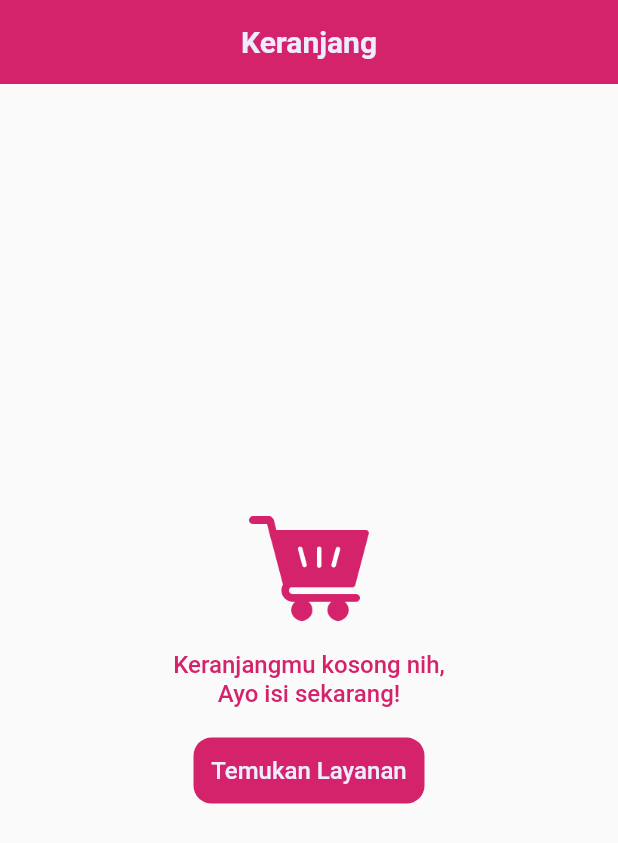
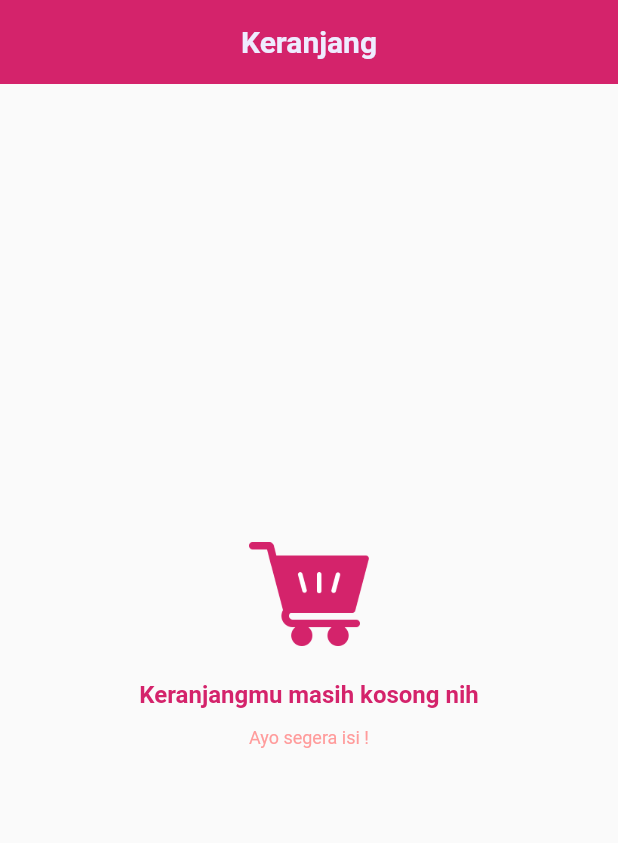
Before and after one commit to yaminmuhammad/pedikia-apps, a Flutter app: the CartPage screen opened directly, on a phone screen of 412 x 824 dp. Shown: the top 843 px of the screen. Run offline on Flutter 3.47's test engine with Material 2 defaults, Android fonts, the light colour scheme and no system bars; our stand-ins replace carousel_slider, flutter_datetime_picker, google_fonts, lottie; missing offline and left inert: material_dialogs; accounts and stored records are empty; network calls fail.

Commit message:
fix cart page

```diff
--- a/lib/pages/cart_page.dart
+++ b/lib/pages/cart_page.dart
@@ -36,42 +36,27 @@ class CartPage extends StatelessWidget {
               width: 80,
             ),
             SizedBox(
-              height: 20,
+              height: 23,
             ),
             Text(
-              'Keranjangmu kosong nih, \nAyo isi sekarang!',
-              textAlign: TextAlign.center,
+              'Keranjangmu masih kosong nih',
               style: primaryTextStyle.copyWith(
                 fontSize: 16,
-                fontWeight: medium,
+                fontWeight: semiBold,
               ),
             ),
-            Container(
-              height: 44,
-              width: 154,
-              margin: EdgeInsets.only(
-                top: 20,
+            SizedBox(
+              height: 12,
+            ),
+            Text(
+              'Ayo segera isi !',
+              style: primaryTextStyle.copyWith(
+                fontSize: 12,
+                color: timeColor,
               ),
-              child: TextButton(
-                onPressed: () {
-                  Navigator.pushNamedAndRemoveUntil(
-                      context, '/home', (route) => false);
-                },
-                style: TextButton.styleFrom(
-                  backgroundColor: primaryColor,
-                  shape: RoundedRectangleBorder(
-                    borderRadius: BorderRadius.circular(12),
-                  ),
-                ),
-                child: Text(
-                  'Temukan Layanan',
-                  style: primaryTextStyle.copyWith(
-                    fontSize: 16,
-                    color: whiteColor,
-                    fontWeight: medium,
-                  ),
-                ),
-              ),
+            ),
+            SizedBox(
+              height: 20,
             ),
           ],
         ),
@@ -108,7 +93,8 @@ class CartPage extends StatelessWidget {
                     style: primaryTextStyle,
                   ),
                   Text(
-                    '\$${cartProvider.totalPrice()}',
+                    // '\$${cartProvider.totalPrice()}',
+                    'Rp ${cartProvider.totalPrice().toStringAsFixed(0).replaceAll('.', ',')}',
                     style: priceTextStyle.copyWith(
                       fontSize: 16,
                       fontWeight: semiBold,
@@ -152,12 +138,13 @@ class CartPage extends StatelessWidget {
                       'Lanjutkan Pembayaran',
                       style: primaryTextStyle.copyWith(
                         fontSize: 16,
+                        color: whiteColor,
                         fontWeight: semiBold,
                       ),
                     ),
                     Icon(
                       Icons.arrow_forward,
-                      color: primaryColor,
+                      color: whiteColor,
                     ),
                   ],
                 ),
@@ -169,10 +156,9 @@ class CartPage extends StatelessWidget {
     }
 
     return Scaffold(
-      appBar: header(),
-      body: cartProvider.carts.length == 0 ? emptyCart() : content(),
-      bottomNavigationBar:
-          cartProvider.carts.length == 0 ? SizedBox() : customBottomNav(),
-    );
+        appBar: header(),
+        body: cartProvider.carts.length == 0 ? emptyCart() : content(),
+        bottomNavigationBar:
+            cartProvider.carts.length == 0 ? SizedBox() : customBottomNav());
   }
 }
--- a/lib/pages/home/main_page.dart
+++ b/lib/pages/home/main_page.dart
@@ -123,7 +123,8 @@ class _MainPageState extends State<MainPage> {
     }
 
     return Scaffold(
-      floatingActionButton: HelpButton(),
+      floatingActionButton:
+          pageProvider.currentIndex == 0 ? HelpButton() : SizedBox(),
       floatingActionButtonLocation: FloatingActionButtonLocation.endFloat,
       bottomNavigationBar: CustomBottomNav(),
       body: Body(),
--- a/lib/theme.dart
+++ b/lib/theme.dart
@@ -10,10 +10,9 @@ Color secondaryColor = primaryColor.withOpacity(0.1); /* Warna form input */
 Color subtitleColor = Color(0xff504F5E);
 Color whiteColor = Color.fromARGB(255, 238, 236, 255);
 Color greyColor = Color.fromARGB(255, 187, 186, 186);
-
+Color backgroundColor4 = Color(0xff252836);
 Color priceColor = Color(0xff6FCF97);
 Color timeColor = Color(0xffFF9B9B);
-
 TextStyle titleTextStyle = GoogleFonts.roboto(
   fontSize: 24,
   fontWeight: semiBold,
```
Also changed, not shown: lib/pages/detail_service_page.dart (+65 -7 lines), lib/widget/cart_card.dart (+7 -3 lines), assets/icon_success.png (added).
